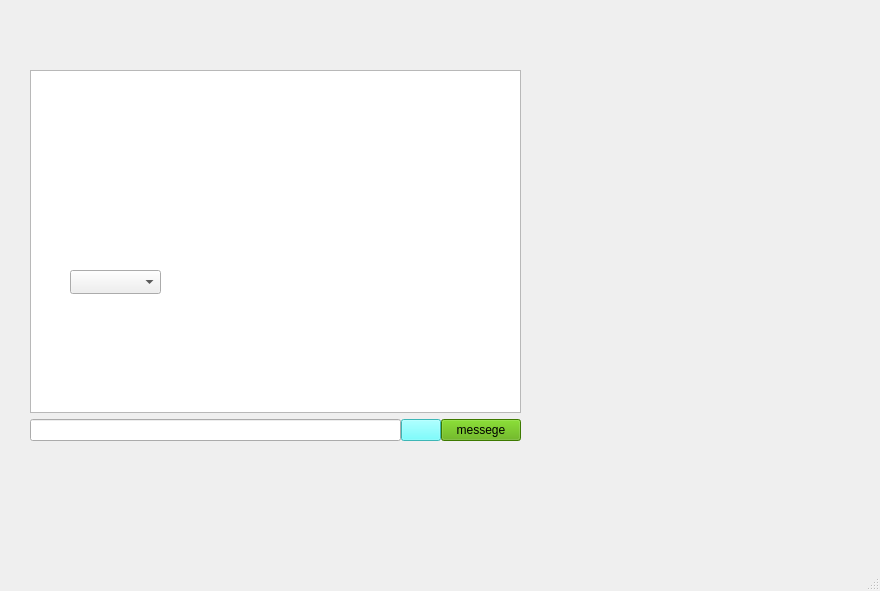
Old version of the form entername2/server.ui in the repository Parsa20231401/FAZE1.0.
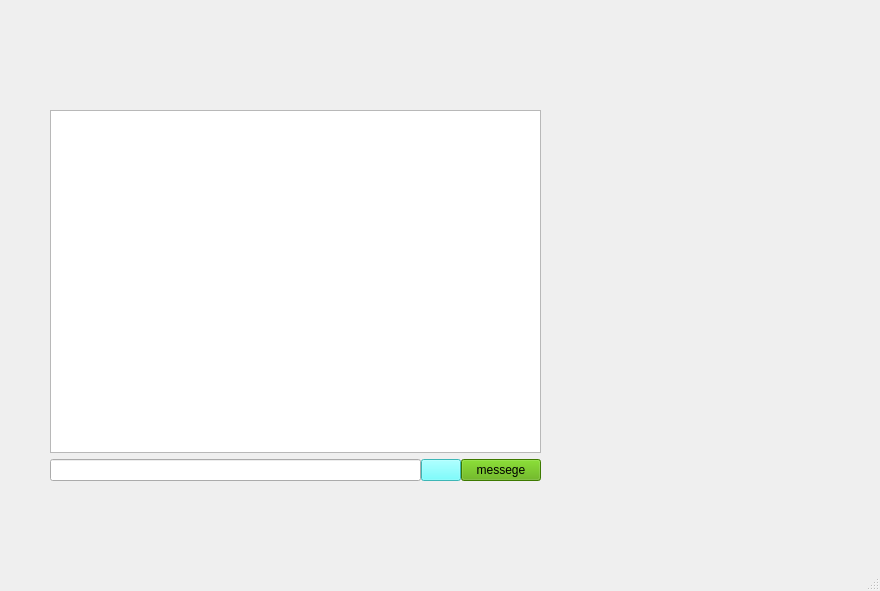
New version of the form. Icons and pictures are not drawn.

Diff of the .ui file:
```diff
--- a/entername2/server.ui
+++ b/entername2/server.ui
@@ -20,8 +20,8 @@
    <widget class="QWidget" name="verticalLayoutWidget">
     <property name="geometry">
      <rect>
-      <x>30</x>
-      <y>70</y>
+      <x>50</x>
+      <y>110</y>
       <width>491</width>
       <height>371</height>
      </rect>
@@ -67,16 +67,6 @@
      </item>
     </layout>
    </widget>
-   <widget class="QComboBox" name="comboBox_receiver">
-    <property name="geometry">
-     <rect>
-      <x>70</x>
-      <y>270</y>
-      <width>91</width>
-      <height>24</height>
-     </rect>
-    </property>
-   </widget>
   </widget>
   <widget class="QMenuBar" name="menubar">
    <property name="geometry">
```
